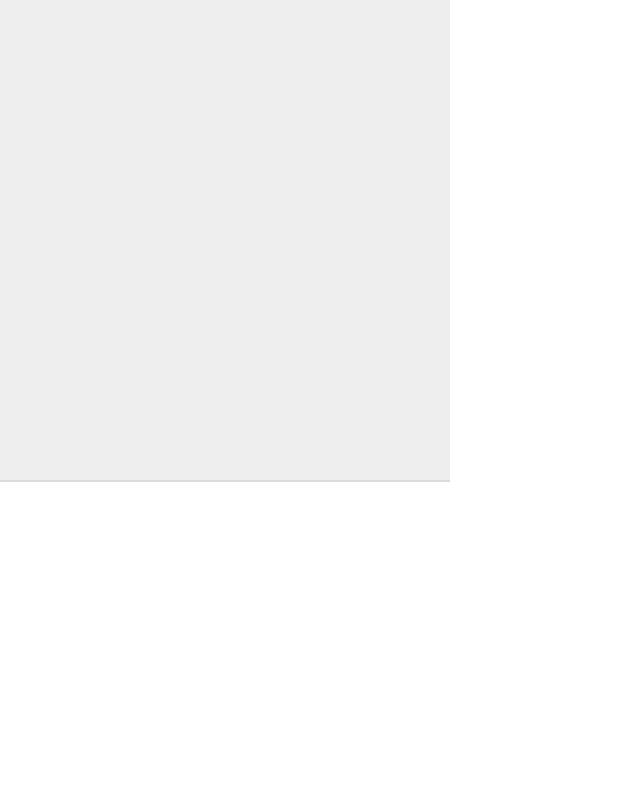
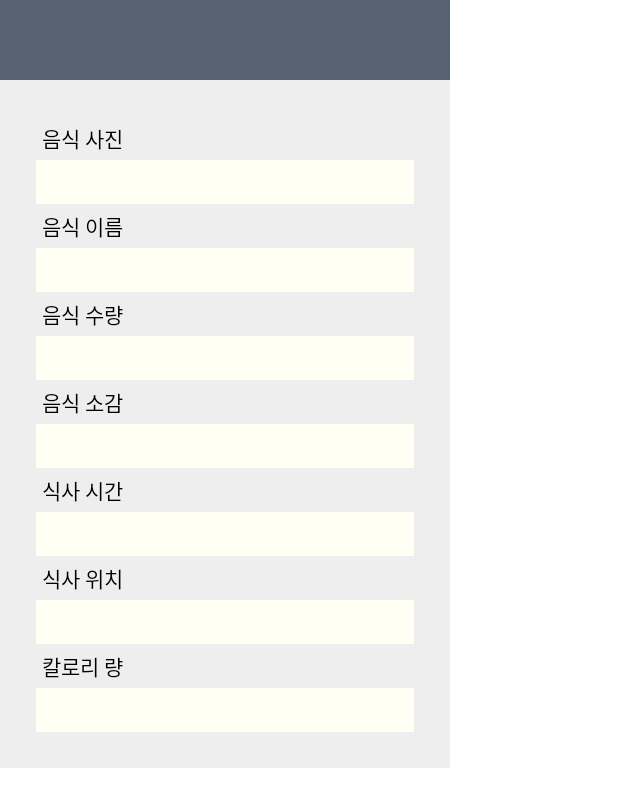
Before and after one commit to diet-app/diet-app, an Android app: the layout diet_popup.xml on its own in the app's theme, with its tools: preview values and no code run, on a phone screen of 412 x 824 dp. Shown: the top 807 px of the screen. Run offline under Robolectric (Android 15) with nearby library versions, the phone set to English and light mode, and no system bars.

```diff
--- /dev/null
+++ b/app/src/main/java/com/sggyu/diet_app/CustomDialogInterface.java
@@ -0,0 +1,5 @@
+package com.sggyu.diet_app;
+
+public interface CustomDialogInterface {
+    void OnAdd();
+}
--- a/app/src/main/res/layout/diet_popup.xml
+++ b/app/src/main/res/layout/diet_popup.xml
@@ -8,44 +8,145 @@
     android:id="@+id/popup"
     tools:context=".MainActivity">
 
-<!--    &lt;!&ndash; 타이틀바 &ndash;&gt;-->
-<!--    <LinearLayout-->
-<!--        android:orientation="horizontal"-->
-<!--        android:layout_width="match_parent"-->
-<!--        android:layout_height="wrap_content">-->
-<!--        <TextView-->
-<!--            android:id="@+id/dietpopuptxt"-->
-<!--            android:textSize="20sp"-->
-<!--            android:textColor="@color/main_white"-->
-<!--            android:gravity="center"-->
-<!--            android:background="@color/main_blue"-->
-<!--            android:layout_width="match_parent"-->
-<!--            android:layout_height="53dp" />-->
-<!--    </LinearLayout>-->
-<!--    &lt;!&ndash; //end 타이틀바 &ndash;&gt;-->
+    <!-- 타이틀바 -->
+    <LinearLayout
+        android:orientation="horizontal"
+        android:layout_width="match_parent"
+        android:layout_height="wrap_content">
+        <TextView
+            android:id = "@+id/TitleText"
+            android:textSize="20sp"
+            android:textColor="@color/main_white"
+            android:gravity="center"
+            android:background="@color/main_blue"
+            android:layout_width="match_parent"
+            android:layout_height="53dp" />
+    </LinearLayout>
+    <!-- //end 타이틀바 -->
 
-    <!-- Notice -->
+
+    <ScrollView
+        android:layout_width="match_parent"
+        android:layout_height="match_parent">
+
         <LinearLayout
             android:layout_width="match_parent"
-        android:layout_height="320dp"
+            android:layout_height="320sp"
             android:orientation="vertical"
             android:padding="24dp">
 
             <TextView
-            android:id="@+id/txtText"
+                android:id="@+id/dietPhotoTitle"
+                android:layout_width="wrap_content"
+                android:layout_height="wrap_content"
+                android:textSize="14sp"
+                android:text="@string/diet_photo_title"
+                android:padding="4dp"
+                />
+            <TextView
+                android:id="@+id/dietPhotoContent"
                 android:layout_width="match_parent"
                 android:layout_height="wrap_content"
-            android:layout_marginBottom="3dp"
-            android:alpha="0.87"
-            android:gravity="center"
-            android:textColor="#000"
-            android:textSize="15sp" />
+                android:textSize="13sp"
+                android:background="@color/main_white"
+                android:padding="5dp"/>
+            <TextView
+                android:id="@+id/dietNameTitle"
+                android:layout_width="wrap_content"
+                android:layout_height="wrap_content"
+                android:textSize="14sp"
+                android:text="@string/diet_name_title"
+                android:padding="4dp"
+                />
+            <TextView
+                android:id="@+id/dietNameContent"
+                android:layout_width="match_parent"
+                android:layout_height="wrap_content"
+                android:textSize="13sp"
+                android:background="@color/main_white"
+                android:padding="5dp"/>
+
+            <TextView
+                android:id="@+id/dietNumTitle"
+                android:layout_width="wrap_content"
+                android:layout_height="wrap_content"
+                android:textSize="14sp"
+                android:text="@string/diet_num_title"
+                android:padding="4dp"
+                />
+            <TextView
+                android:id="@+id/dietNumContent"
+                android:layout_width="match_parent"
+                android:layout_height="wrap_content"
+                android:textSize="13sp"
+                android:background="@color/main_white"
+                android:padding="5dp"/>
+
+            <TextView
+                android:id="@+id/dietEvalTitle"
+                android:layout_width="wrap_content"
+                android:layout_height="wrap_content"
+                android:textSize="14sp"
+                android:text="@string/diet_eval_title"
+                android:padding="4dp"
+                />
+            <TextView
+                android:id="@+id/dietEvalContent"
+                android:layout_width="match_parent"
+                android:layout_height="wrap_content"
+                android:textSize="13sp"
+                android:background="@color/main_white"
+                android:padding="5dp"/>
+
+            <TextView
+                android:id="@+id/dietDateTitle"
+                android:layout_width="wrap_content"
+                android:layout_height="wrap_content"
+                android:textSize="14sp"
+                android:text="@string/diet_date_title"
+                android:padding="4dp"
+                />
+            <TextView
+                android:id="@+id/dietDateContent"
+                android:layout_width="match_parent"
+                android:layout_height="wrap_content"
+                android:textSize="13sp"
+                android:background="@color/main_white"
+                android:padding="5dp"/>
+
+            <TextView
+                android:id="@+id/dietPlaceTitle"
+                android:layout_width="wrap_content"
+                android:layout_height="wrap_content"
+                android:textSize="14sp"
+                android:text="@string/diet_place_title"
+                android:padding="4dp"
+                />
+            <TextView
+                android:id="@+id/dietPlaceContent"
+                android:layout_width="match_parent"
+                android:layout_height="wrap_content"
+                android:textSize="13sp"
+                android:background="@color/main_white"
+                android:padding="5dp"/>
+
+            <TextView
+                android:id="@+id/dietCalTitle"
+                android:layout_width="wrap_content"
+                android:layout_height="wrap_content"
+                android:textSize="14sp"
+                android:text="@string/diet_cal_title"
+                android:padding="4dp"
+                />
+            <TextView
+                android:id="@+id/dietCalContent"
+                android:layout_width="match_parent"
+                android:layout_height="wrap_content"
+                android:textSize="13sp"
+                android:background="@color/main_white"
+                android:padding="5dp"/>
         </LinearLayout>
-    <!-- Notice -->
+    </ScrollView>
 
-    <View
-        android:background="#66bdbdbd"
-        android:layout_width="match_parent"
-        android:layout_height="1dp" />
 
 </LinearLayout>
--- a/app/src/main/res/values/strings.xml
+++ b/app/src/main/res/values/strings.xml
@@ -2,4 +2,11 @@
     <string name="app_name">Diet-app</string>
     <string name="diet_manage">Diet Manager</string>
     <string name="diet_analysis_button">> 식단 분석</string>
+    <string name="diet_photo_title">음식 사진</string>
+    <string name="diet_name_title">음식 이름</string>
+    <string name="diet_num_title">음식 수량</string>
+    <string name="diet_eval_title">음식 소감</string>
+    <string name="diet_date_title">식사 시간</string>
+    <string name="diet_place_title">식사 위치</string>
+    <string name="diet_cal_title">칼로리 량</string>
 </resources>
```
Also changed, not shown: app/src/main/java/com/sggyu/diet_app/CustomDialog.java (added, +79 -0 lines), app/src/main/java/com/sggyu/diet_app/MainActivity.java (+40 -33 lines), app/src/main/java/com/sggyu/diet_app/PopupDiet.java (deleted, +0 -48 lines), 1 other file. Lines whose indentation alone changed are shown as unchanged.
